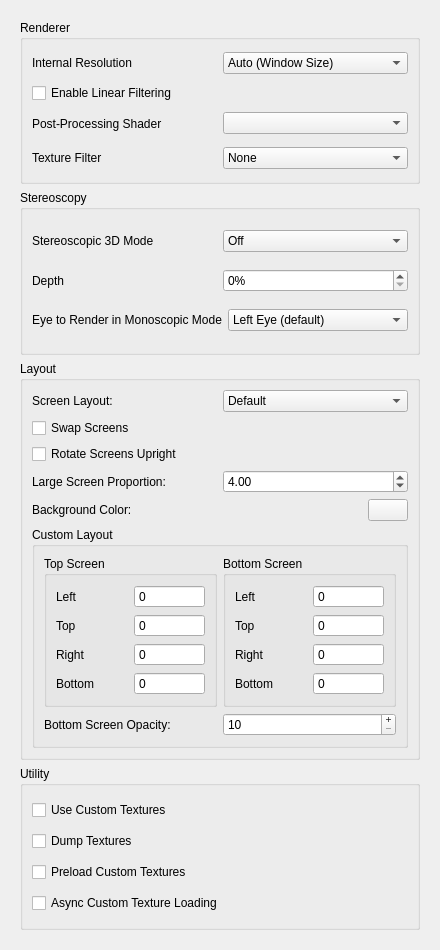
Old version of the form src/citra_qt/configuration/configure_enhancements.ui in the repository rtiangha/bravely-offline-citra.
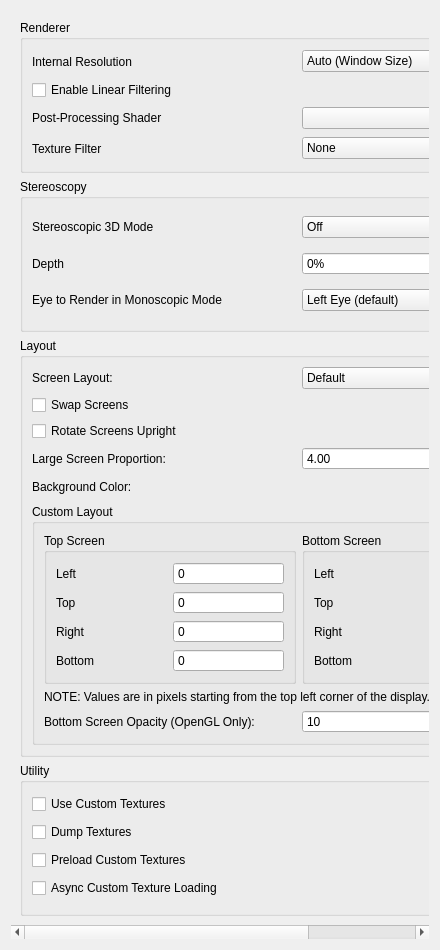
New version of the form.

Commit message: Edit enhancements labels

Diff of the .ui file:
```diff
--- a/src/citra_qt/configuration/configure_enhancements.ui
+++ b/src/citra_qt/configuration/configure_enhancements.ui
@@ -146,7 +146,7 @@
           </item>
           <item>
            <widget class="QWidget" name="widget_shader" native="true">
-            <layout class="QHBoxLayout" name="horizontalLayout_11">
+            <layout class="QHBoxLayout" name="horizontalLayout_2">
              <property name="leftMargin">
               <number>0</number>
              </property>
@@ -241,7 +241,7 @@
          </property>
          <layout class="QVBoxLayout" name="verticalLayout_4">
           <item>
-           <layout class="QHBoxLayout" name="horizontalLayout_5">
+           <layout class="QHBoxLayout" name="horizontalLayout_4">
             <item>
              <widget class="QLabel" name="label_4">
               <property name="text">
@@ -281,7 +281,7 @@
            </layout>
           </item>
           <item>
-           <layout class="QHBoxLayout" name="horizontalLayout_7">
+           <layout class="QHBoxLayout" name="horizontalLayout_5">
             <item>
              <widget class="QLabel" name="label_3">
               <property name="text">
@@ -308,7 +308,7 @@
            </layout>
           </item>
           <item>
-           <layout class="QHBoxLayout" name="horizontalLayout_9">
+           <layout class="QHBoxLayout" name="horizontalLayout_6">
             <item>
              <widget class="QLabel" name="label_6">
               <property name="text">
@@ -500,7 +500,7 @@
             </property>
             <layout class="QVBoxLayout" name="verticalLayout_5">
              <item>
-              <layout class="QHBoxLayout" name="horizontalLayout_4">
+              <layout class="QHBoxLayout" name="horizontalLayout_7">
                <item>
                 <widget class="QGroupBox" name="gb_top_screen">
                  <property name="title">
@@ -664,11 +664,22 @@
               </layout>
              </item>
              <item>
-              <layout class="QHBoxLayout" name="horizontalLayout_2">
+              <layout class="QHBoxLayout" name="horizontalLayout_8">
+               <item>
+                <widget class="QLabel" name="label_2">
+                 <property name="text">
+                  <string>&lt;html&gt;&lt;head/&gt;&lt;body&gt;&lt;p&gt;NOTE: Values are in pixels starting from the top left corner of the display. Positive numbers only.&lt;/p&gt;&lt;/body&gt;&lt;/html&gt;</string>
+                 </property>
+                </widget>
+               </item>
+              </layout>
+             </item>
+             <item>
+              <layout class="QHBoxLayout" name="horizontalLayout_9">
                <item>
                 <widget class="QLabel" name="lb_opacity_second_layer">
                  <property name="text">
-                  <string>Bottom Screen Opacity:</string>
+                  <string>Bottom Screen Opacity (OpenGL Only):</string>
                  </property>
                 </widget>
                </item>
```
